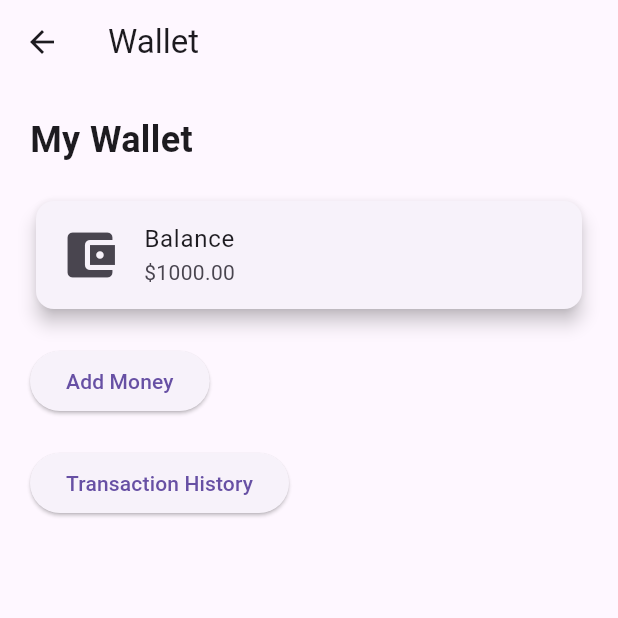
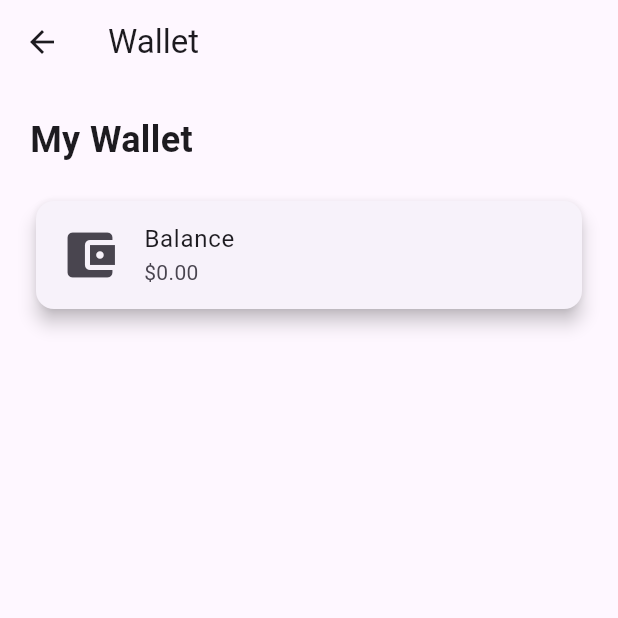
Before and after one commit to nadda1/grad_project, a Flutter app: the ProfileScreen screen opened directly, after a tap on the "account balance wallet" icon, on a phone screen of 412 x 824 dp, the top half of it. Run offline on Flutter 3.47's test engine with Material 3 defaults, Android fonts, the phone set to English and light mode, and no system bars; our stand-ins replace file_picker, flutter_map, flutter_rating_bar, geolocator, image_picker, latlong2 and 2 more; missing offline and left inert: webviewx; accounts and stored records are empty; network calls fail.

Commit message:
Added wallet

```diff
--- a/lib/profile.dart
+++ b/lib/profile.dart
@@ -37,6 +37,7 @@
   List<dynamic>? _skills;
   List<dynamic>? _languages;
   double _averageRating = 0.0;
+  double _balance = 0.0;
   List<dynamic> _reviews = [];
   String? role = '';
   List<Map<String, dynamic>> _projects = [];
@@ -91,6 +92,7 @@
         _employments = userProfile['Employment'];
         _skills = userProfile['user']['skills'];
         _languages = userProfile['languages'];
+        _balance = userProfile['user']['balance'].toDouble();
       });
     } catch (e) {
       print('Error loading user profile: $e');
@@ -1445,7 +1447,7 @@
                       onPressed: () {
                         Navigator.push(
                           context,
-                          MaterialPageRoute(builder: (context) => WalletPage()),
+                          MaterialPageRoute(builder: (context) => WalletPage(balance: _balance)),
                         );
                       },
                     ),
--- a/lib/specificjob.dart
+++ b/lib/specificjob.dart
@@ -138,11 +138,13 @@
 
       var responseBody = json.decode(response.body);
       String paymentUrl = responseBody['payment_url'];
+      String jobSlug = jobDetails['slug'];
 
       Navigator.push(
         context,
         MaterialPageRoute(
-          builder: (context) => PaymentPage(paymentUrl: paymentUrl),
+          builder: (context) => PaymentPage(paymentUrl: paymentUrl, jobSlug: jobSlug,
+          applicationSlug: applicationSlug),
         ),
       );
     } else {
--- a/lib/wallet.dart
+++ b/lib/wallet.dart
@@ -1,6 +1,10 @@
 import 'package:flutter/material.dart';
 
 class WalletPage extends StatelessWidget {
+  final double balance;
+
+  WalletPage({required this.balance});
+
   @override
   Widget build(BuildContext context) {
     return Scaffold(
@@ -22,22 +26,8 @@
               child: ListTile(
                 leading: Icon(Icons.account_balance_wallet, size: 40),
                 title: Text('Balance'),
-                subtitle: Text('\$1000.00'), // Example balance
+                subtitle: Text('\$${balance.toStringAsFixed(2)}'), // Display the balance
               ),
-            ),
-            const SizedBox(height: 20),
-            ElevatedButton(
-              onPressed: () {
-                // Implement your add money function here
-              },
-              child: const Text('Add Money'),
-            ),
-            const SizedBox(height: 20),
-            ElevatedButton(
-              onPressed: () {
-                // Implement your transaction history function here
-              },
-              child: const Text('Transaction History'),
             ),
           ],
         ),
```
Also changed, not shown: lib/payment_page.dart (+36 -2 lines).
